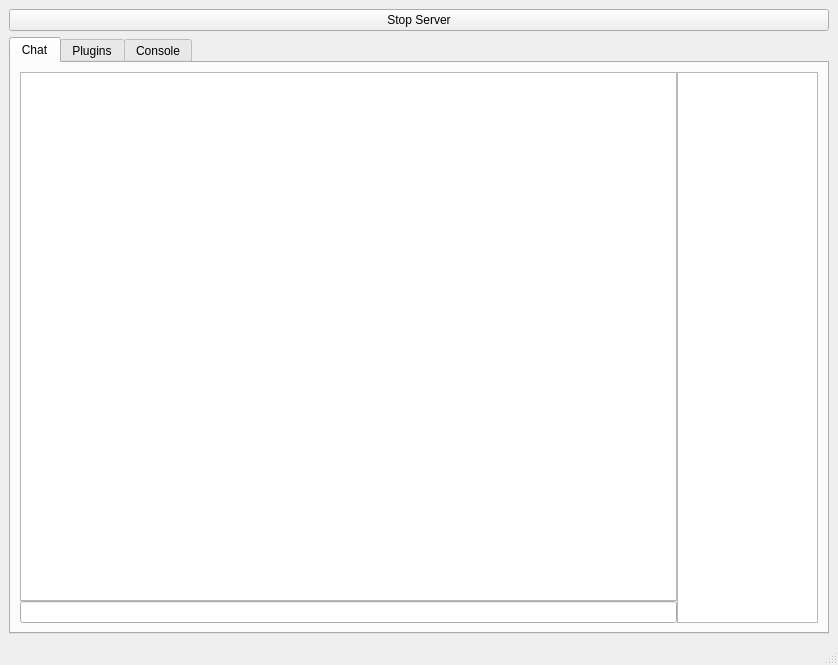
Before: the Qt Designer form 2/interface.ui in doctoboggan/blankkit, drawn with Qt 5.
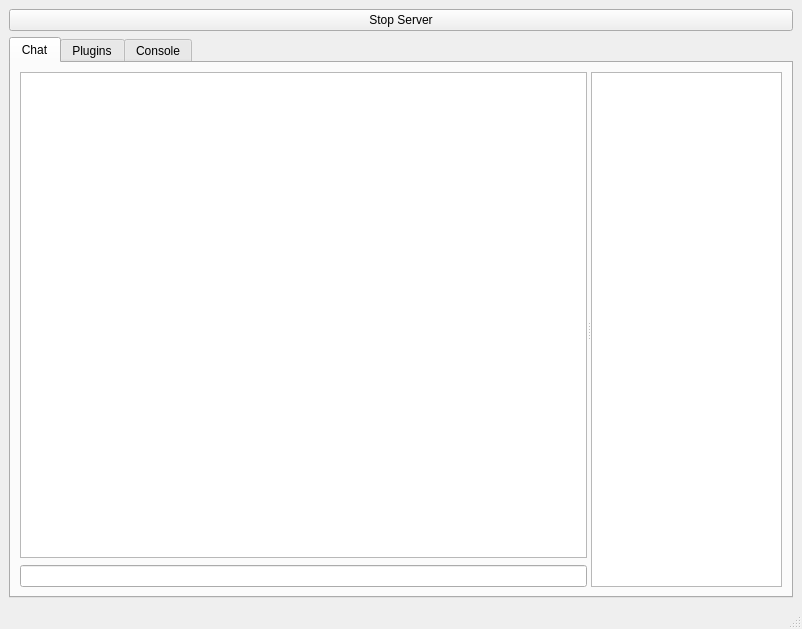
After: the same form once the commit is applied. The open tabs and pages were chosen to show the change. Icons and pictures are not drawn.

```diff
--- a/2/interface.ui
+++ b/2/interface.ui
@@ -6,8 +6,8 @@
    <rect>
     <x>0</x>
     <y>0</y>
-    <width>838</width>
-    <height>665</height>
+    <width>802</width>
+    <height>629</height>
    </rect>
   </property>
   <property name="windowTitle">
@@ -50,16 +50,16 @@
            <attribute name="title">
             <string>Chat</string>
            </attribute>
-           <layout class="QHBoxLayout" name="horizontalLayout_3">
-            <item>
              <layout class="QHBoxLayout" name="horizontalLayout_2">
-              <property name="spacing">
-               <number>0</number>
-              </property>
               <item>
+             <widget class="QSplitter" name="splitter">
+              <property name="orientation">
+               <enum>Qt::Horizontal</enum>
+              </property>
+              <widget class="QWidget" name="">
                <layout class="QVBoxLayout" name="verticalLayout">
                 <property name="spacing">
-                 <number>0</number>
+                 <number>7</number>
                 </property>
                 <item>
                  <widget class="QTreeWidget" name="treeWidgetChat">
@@ -104,25 +104,47 @@
                  <widget class="QLineEdit" name="lineEditMessage"/>
                 </item>
                </layout>
-              </item>
-              <item>
-               <widget class="QTextBrowser" name="textBrowserPlayerList">
-                <property name="enabled">
-                 <bool>true</bool>
-                </property>
+              </widget>
+              <widget class="QTreeWidget" name="treeWidget">
                 <property name="maximumSize">
                  <size>
-                  <width>141</width>
+                 <width>191</width>
                   <height>16777215</height>
                  </size>
                 </property>
-               </widget>
-              </item>
-             </layout>
-            </item>
-           </layout>
-           <zorder>splitter</zorder>
-           <zorder>treeWidgetChat</zorder>
+               <property name="baseSize">
+                <size>
+                 <width>0</width>
+                 <height>0</height>
+                </size>
+               </property>
+               <property name="focusPolicy">
+                <enum>Qt::ClickFocus</enum>
+               </property>
+               <property name="verticalScrollMode">
+                <enum>QAbstractItemView::ScrollPerPixel</enum>
+               </property>
+               <property name="indentation">
+                <number>15</number>
+               </property>
+               <property name="sortingEnabled">
+                <bool>false</bool>
+               </property>
+               <attribute name="headerVisible">
+                <bool>false</bool>
+               </attribute>
+               <attribute name="headerVisible">
+                <bool>false</bool>
+               </attribute>
+               <column>
+                <property name="text">
+                 <string notr="true">1</string>
+                </property>
+               </column>
+              </widget>
+             </widget>
+            </item>
+           </layout>
           </widget>
           <widget class="QWidget" name="tabPlugins">
            <attribute name="icon">
@@ -132,7 +154,7 @@
            <attribute name="title">
             <string>Plugins</string>
            </attribute>
-           <layout class="QHBoxLayout" name="horizontalLayout_8">
+           <layout class="QHBoxLayout" name="horizontalLayout_3">
             <item>
              <layout class="QHBoxLayout" name="horizontalLayout_7">
               <property name="spacing">
```
Left out of the diff: 52 changed lines with no effect on the pictures. Lines whose indentation alone changed are shown as unchanged.
